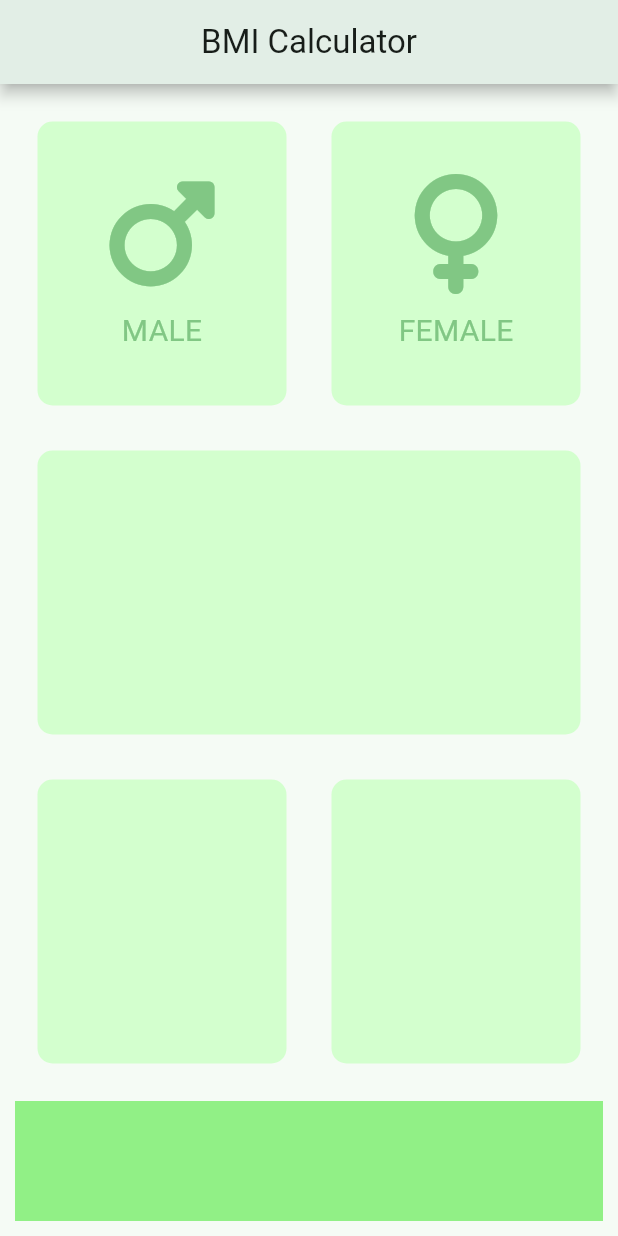
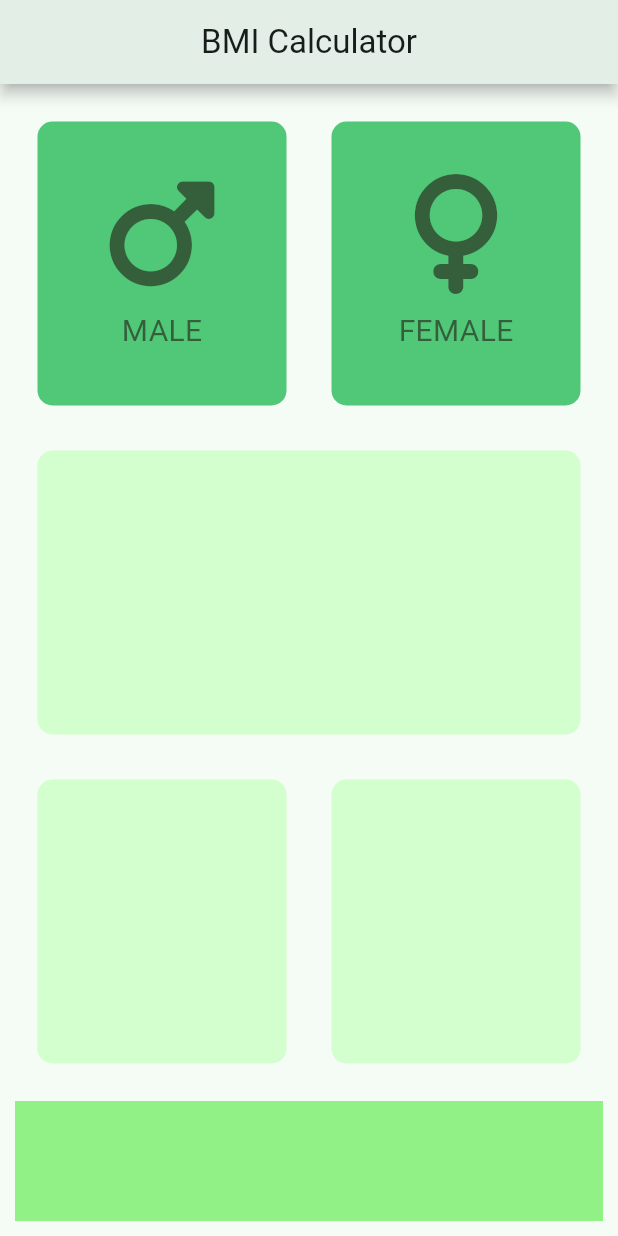
Before and after one commit to Fardeenhimself/flutter_bmi, a Flutter app: the screen it shows after launch, on a phone screen of 412 x 824 dp. Run offline on Flutter 3.47's test engine with Material 3 defaults, Android fonts, the phone set to English and light mode, and no system bars; our stand-ins replace font_awesome_flutter.

Commit message:
Gender Selection Update

```diff
--- a/lib/gender_card.dart
+++ b/lib/gender_card.dart
@@ -1,5 +1,8 @@
 import 'package:flutter/material.dart';
 
+const textStyle = TextStyle(fontSize: 20.0, color: Color(0xFF355E3B));
+const iconColor = Color(0xFF355E3B);
+const iconSize = 80.0;
 
 class GenderCard extends StatelessWidget {
   const GenderCard({required this.icon, required this.text});
@@ -11,12 +14,9 @@ class GenderCard extends StatelessWidget {
     return Column(
       mainAxisAlignment: MainAxisAlignment.center,
       children: [
-        Icon(icon, color: Colors.green[300], size: 80.0),
+        Icon(icon, color: iconColor, size: iconSize),
         SizedBox(height: 10.0),
-        Text(
-          '$text',
-          style: TextStyle(fontSize: 20.0, color: Colors.green[300]),
-        ),
+        Text('$text', style: textStyle),
       ],
     );
   }
--- a/lib/input_page.dart
+++ b/lib/input_page.dart
@@ -4,6 +4,7 @@ import 'gender_card.dart';
 import 'package:font_awesome_flutter/font_awesome_flutter.dart';
 
 const bottomContainerHeight = 80.0;
+const inactiveCardColor = Color(0xFF50C878);
 const activeCardColour = Color(0xFFd3ffce);
 
 class InputPage extends StatefulWidget {
@@ -14,6 +15,27 @@ class InputPage extends StatefulWidget {
 }
 
 class _InputPageState extends State<InputPage> {
+  Color maleCardColour = inactiveCardColor;
+  Color femaleCardColour = inactiveCardColor;
+
+  void updateCardColor(int gender) {
+    if (gender == 11) {
+      if (maleCardColour == inactiveCardColor) {
+        maleCardColour = activeCardColour;
+        femaleCardColour = inactiveCardColor;
+      } else {
+        maleCardColour = inactiveCardColor;
+      }
+    } else if (gender == 12) {
+      if (femaleCardColour == inactiveCardColor) {
+        femaleCardColour = activeCardColour;
+        maleCardColour = inactiveCardColor;
+      } else {
+        femaleCardColour = inactiveCardColor;
+      }
+    }
+  }
+
   @override
   Widget build(BuildContext context) {
     return Scaffold(
@@ -27,21 +49,37 @@ class _InputPageState extends State<InputPage> {
                 child: Row(
                   children: [
                     Expanded(
+                      child: GestureDetector(
+                        onTap: () {
+                          setState(() {
+                            updateCardColor(11);
+                            print('Male');
+                          });
+                        },
                         child: CustomCard(
                           cardChild: GenderCard(
                             icon: FontAwesomeIcons.mars,
                             text: 'MALE',
                           ),
-                        colour: activeCardColour,
+                          colour: maleCardColour,
+                        ),
                       ),
                     ),
                     Expanded(
+                      child: GestureDetector(
+                        onTap: () {
+                          setState(() {
+                            updateCardColor(12);
+                            print('Female');
+                          });
+                        },
                         child: CustomCard(
                           cardChild: GenderCard(
                             icon: FontAwesomeIcons.venus,
                             text: 'FEMALE',
                           ),
-                        colour: activeCardColour,
+                          colour: femaleCardColour,
+                        ),
                       ),
                     ),
                   ],
```
Lines whose indentation alone changed are shown as unchanged.
